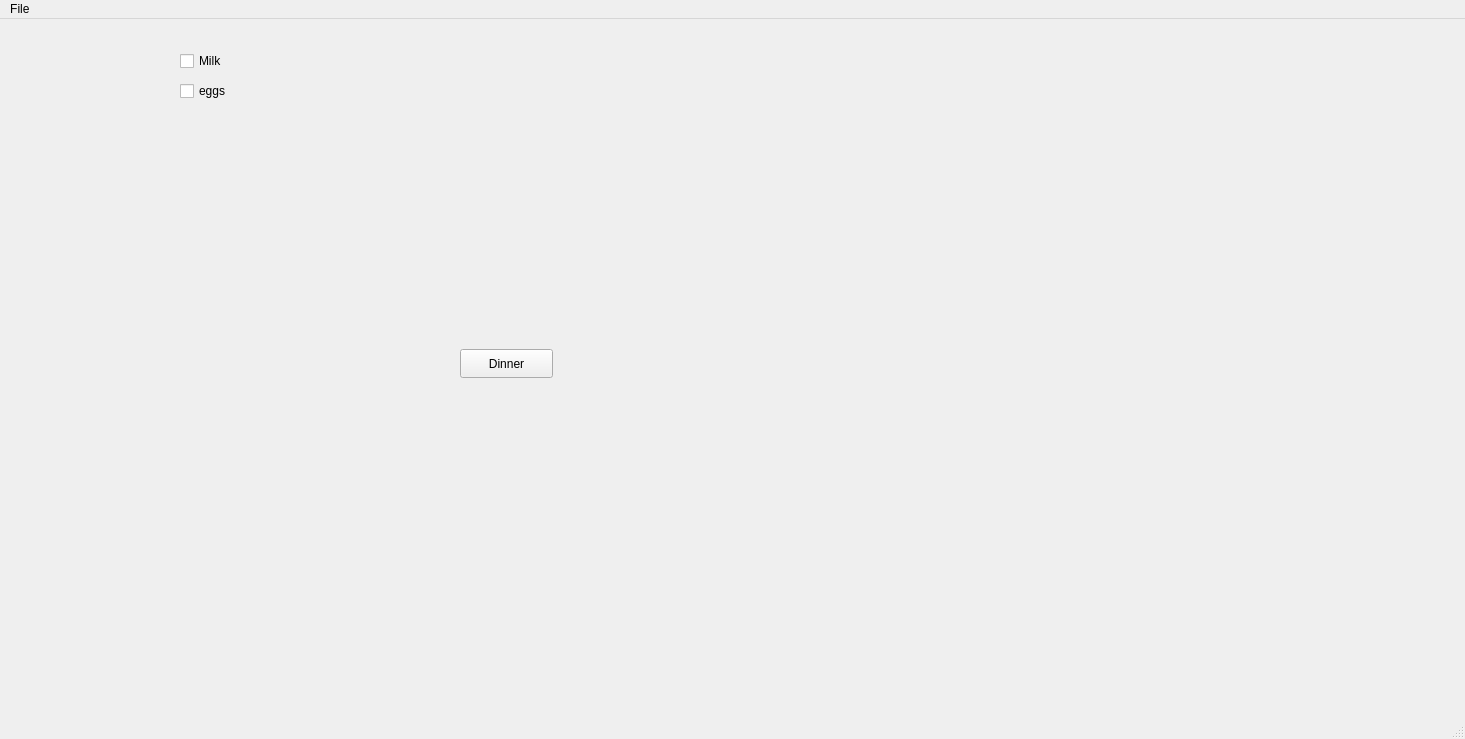
This is mainwindow.ui in carthy27/CookingApp as Qt 5 draws it before an edit. The edited form follows.
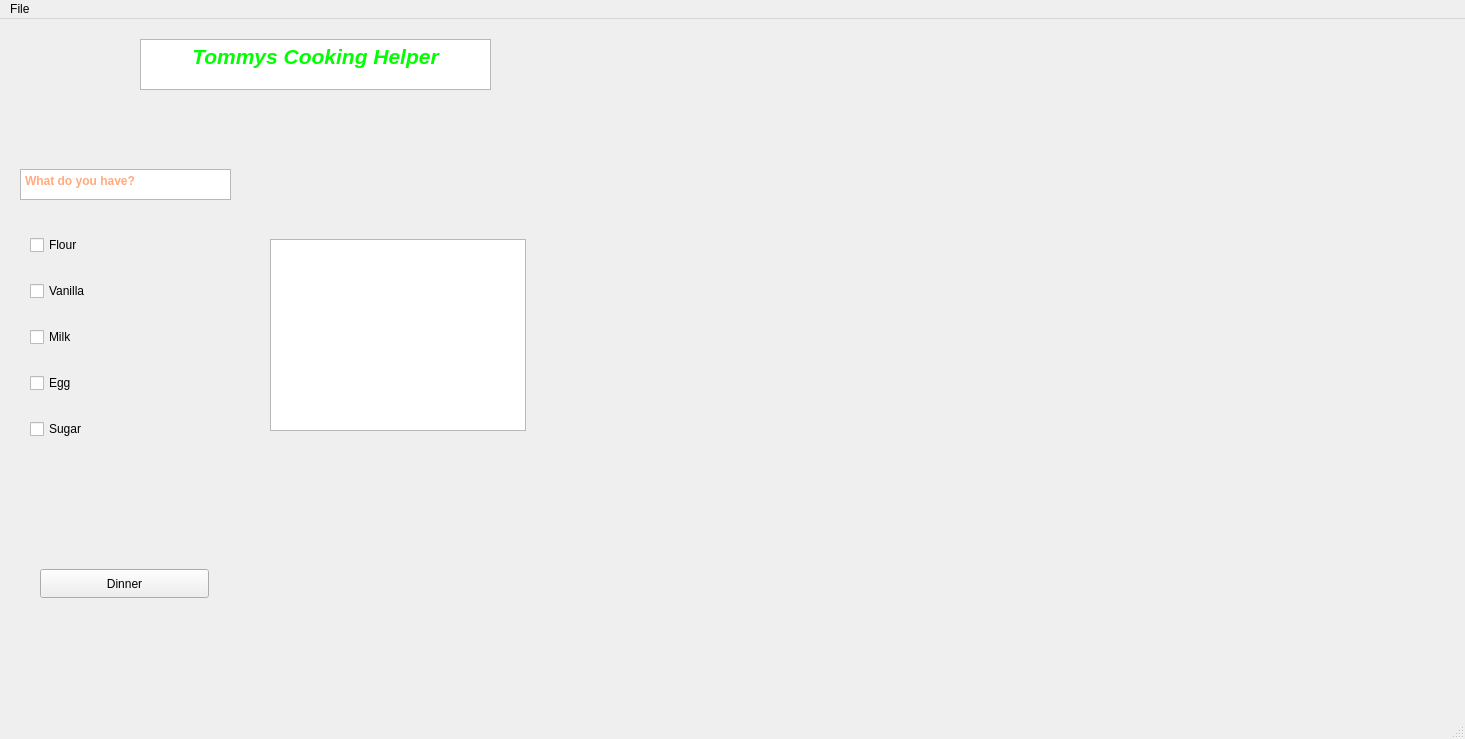
This is the edited form.

Commit message: Made lots of checkboxes. Made them go on list widget

What changed in the file:
```diff
--- a/mainwindow.ui
+++ b/mainwindow.ui
@@ -14,12 +14,65 @@
    <string>MainWindow</string>
   </property>
   <widget class="QWidget" name="centralwidget">
+   <widget class="QWidget" name="verticalLayoutWidget">
+    <property name="geometry">
+     <rect>
+      <x>30</x>
+      <y>190</y>
+      <width>171</width>
+      <height>261</height>
+     </rect>
+    </property>
+    <layout class="QVBoxLayout" name="verticalLayout">
+     <property name="spacing">
+      <number>0</number>
+     </property>
+     <property name="sizeConstraint">
+      <enum>QLayout::SetMinimumSize</enum>
+     </property>
+     <item>
+      <widget class="QCheckBox" name="checkBox_5">
+       <property name="text">
+        <string>Flour</string>
+       </property>
+      </widget>
+     </item>
+     <item>
+      <widget class="QCheckBox" name="checkBox_4">
+       <property name="text">
+        <string>Vanilla</string>
+       </property>
+      </widget>
+     </item>
+     <item>
+      <widget class="QCheckBox" name="checkBox">
+       <property name="text">
+        <string>Milk</string>
+       </property>
+      </widget>
+     </item>
+     <item>
+      <widget class="QCheckBox" name="checkBox_2">
+       <property name="text">
+        <string>Egg</string>
+       </property>
+      </widget>
+     </item>
+     <item>
+      <widget class="QCheckBox" name="checkBox_3">
+       <property name="text">
+        <string>Sugar</string>
+       </property>
+      </widget>
+     </item>
+    </layout>
+   </widget>
    <widget class="QPushButton" name="pushButton">
     <property name="geometry">
      <rect>
-      <x>460</x>
-      <y>330</y>
-      <width>93</width>
+      <x>40</x>
+      <y>550</y>
+      <width>169</width>
       <height>29</height>
      </rect>
     </property>
@@ -27,30 +80,54 @@
      <string>Dinner</string>
     </property>
    </widget>
-   <widget class="QCheckBox" name="checkBox">
+   <widget class="QTextEdit" name="textEdit">
     <property name="geometry">
      <rect>
-      <x>180</x>
-      <y>30</y>
-      <width>88</width>
-      <height>24</height>
+      <x>140</x>
+      <y>20</y>
+      <width>351</width>
+      <height>51</height>
      </rect>
     </property>
-    <property name="text">
-     <string>Milk</string>
+    <property name="html">
+     <string>&lt;!DOCTYPE HTML PUBLIC &quot;-//W3C//DTD HTML 4.0//EN&quot; &quot;http://www.w3.org/TR/REC-html40/strict.dtd&quot;&gt;
+&lt;html&gt;&lt;head&gt;&lt;meta name=&quot;qrichtext&quot; content=&quot;1&quot; /&gt;&lt;meta charset=&quot;utf-8&quot; /&gt;&lt;style type=&quot;text/css&quot;&gt;
+p, li { white-space: pre-wrap; }
+hr { height: 1px; border-width: 0; }
+li.unchecked::marker { content: &quot;\2610&quot;; }
+li.checked::marker { content: &quot;\2612&quot;; }
+&lt;/style&gt;&lt;/head&gt;&lt;body style=&quot; font-family:'Segoe UI'; font-size:9pt; font-weight:400; font-style:normal;&quot;&gt;
+&lt;p align=&quot;center&quot; style=&quot; margin-top:12px; margin-bottom:12px; margin-left:0px; margin-right:0px; -qt-block-indent:0; text-indent:0px;&quot;&gt;&lt;span style=&quot; font-size:16pt; font-weight:700; font-style:italic; color:#00ff00;&quot;&gt;Tommys Cooking Helper&lt;/span&gt;&lt;/p&gt;&lt;/body&gt;&lt;/html&gt;</string>
     </property>
    </widget>
-   <widget class="QCheckBox" name="checkBox_2">
+   <widget class="QTextEdit" name="textEdit_2">
     <property name="geometry">
      <rect>
-      <x>180</x>
-      <y>60</y>
-      <width>88</width>
-      <height>24</height>
+      <x>20</x>
+      <y>150</y>
+      <width>211</width>
+      <height>31</height>
      </rect>
     </property>
-    <property name="text">
-     <string>eggs</string>
+    <property name="html">
+     <string>&lt;!DOCTYPE HTML PUBLIC &quot;-//W3C//DTD HTML 4.0//EN&quot; &quot;http://www.w3.org/TR/REC-html40/strict.dtd&quot;&gt;
+&lt;html&gt;&lt;head&gt;&lt;meta name=&quot;qrichtext&quot; content=&quot;1&quot; /&gt;&lt;meta charset=&quot;utf-8&quot; /&gt;&lt;style type=&quot;text/css&quot;&gt;
+p, li { white-space: pre-wrap; }
+hr { height: 1px; border-width: 0; }
+li.unchecked::marker { content: &quot;\2610&quot;; }
+li.checked::marker { content: &quot;\2612&quot;; }
+&lt;/style&gt;&lt;/head&gt;&lt;body style=&quot; font-family:'Segoe UI'; font-size:9pt; font-weight:400; font-style:normal;&quot;&gt;
+&lt;p style=&quot; margin-top:0px; margin-bottom:0px; margin-left:0px; margin-right:0px; -qt-block-indent:0; text-indent:0px;&quot;&gt;&lt;span style=&quot; font-weight:700; color:#ffaa7f;&quot;&gt;What do you have?&lt;/span&gt;&lt;/p&gt;&lt;/body&gt;&lt;/html&gt;</string>
+    </property>
+   </widget>
+   <widget class="QListWidget" name="listWidget">
+    <property name="geometry">
+     <rect>
+      <x>270</x>
+      <y>220</y>
+      <width>256</width>
+      <height>192</height>
+     </rect>
     </property>
    </widget>
   </widget>
```
The commit also changes 2 other files.
